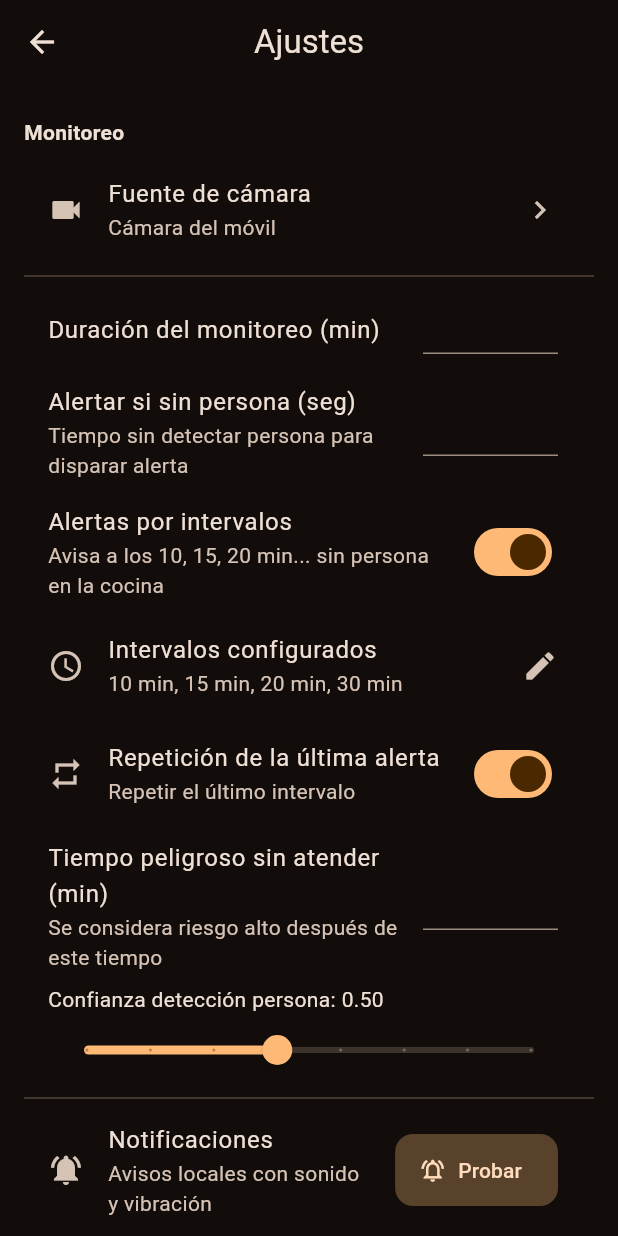
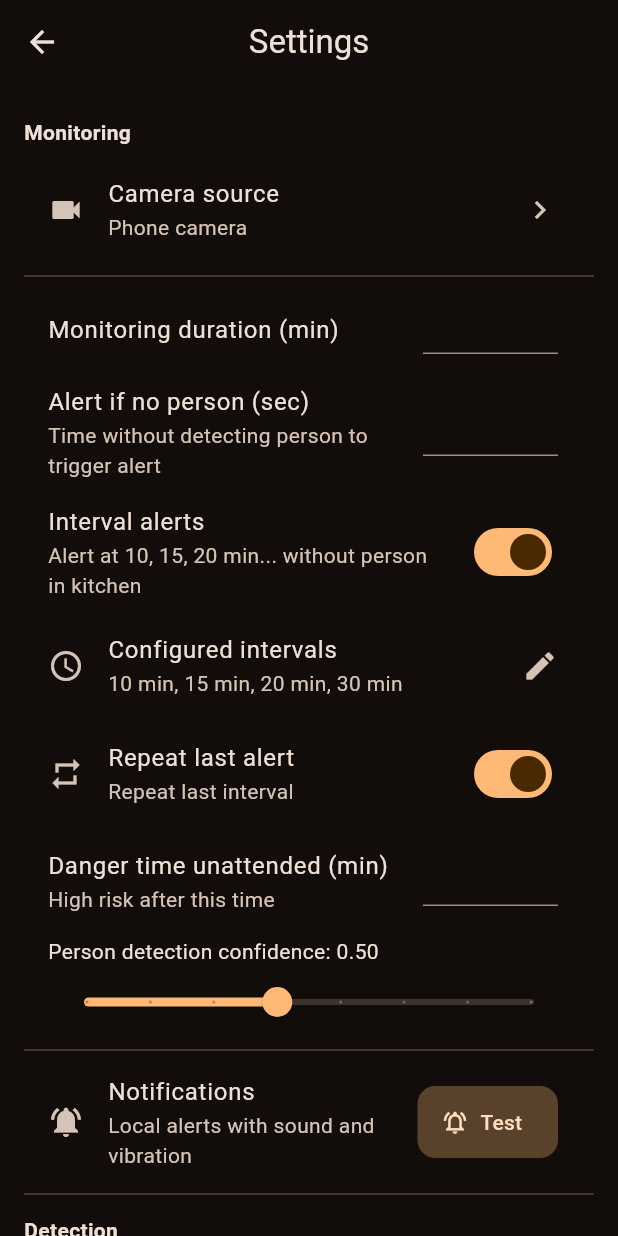
Before and after one commit to KevinVilleros/KitchenGuard, a Flutter app: the SettingsPage screen opened directly, on a phone screen of 412 x 824 dp. Run offline on Flutter 3.47's test engine with Material 3 defaults, Android fonts, the phone set to English and light mode, and no system bars; our stand-ins replace camera, flutter_local_notifications, flutter_secure_storage, shared_preferences; missing offline and left inert: flutter_background_service, google_mlkit_pose_detection; accounts and stored records are empty.

Commit message:
docs: make English primary and Spanish optional

```diff
--- a/cocinap_mobile/lib/content/content.dart
+++ b/cocinap_mobile/lib/content/content.dart
@@ -363,9 +363,9 @@ class PrivacyInfo {
       sections.map((s) => _l(s, lang)).toList();
 }
 
-/// Gestor simple del idioma de la app (español por defecto).
+/// Gestor simple del idioma de la app (inglés por defecto).
 class AppLocal {
-  static String language = "es";
+  static String language = "en";
 
   static void setLanguage(String lang) {
     language = lang == "en" ? "en" : "es";
--- a/cocinap_mobile/lib/pages/settings_page.dart
+++ b/cocinap_mobile/lib/pages/settings_page.dart
@@ -174,11 +174,11 @@ class _SettingsPageState extends State<SettingsPage> {
       body: ListView(
         padding: const EdgeInsets.all(16),
         children: [
-          const Padding(
-            padding: EdgeInsets.symmetric(vertical: 6),
+          Padding(
+            padding: const EdgeInsets.symmetric(vertical: 6),
             child: Text(
-              "Monitoreo",
-              style: TextStyle(fontWeight: FontWeight.bold, fontSize: 14),
+              l("Monitoreo", "Monitoring"),
+              style: const TextStyle(fontWeight: FontWeight.bold, fontSize: 14),
             ),
           ),
 
@@ -321,11 +321,11 @@ class _SettingsPageState extends State<SettingsPage> {
             ),
           ),
           const Divider(),
-          const Padding(
-            padding: EdgeInsets.symmetric(vertical: 6),
+          Padding(
+            padding: const EdgeInsets.symmetric(vertical: 6),
             child: Text(
-              "Detección",
-              style: TextStyle(fontWeight: FontWeight.bold, fontSize: 14),
+              l("Detección", "Detection"),
+              style: const TextStyle(fontWeight: FontWeight.bold, fontSize: 14),
             ),
           ),
           ListTile(
--- a/cocinap_mobile/lib/pages/standalone_page.dart
+++ b/cocinap_mobile/lib/pages/standalone_page.dart
@@ -307,38 +307,42 @@ class _StandalonePageState extends State<StandalonePage> {
     final minutesCtrl = TextEditingController(text: "${standalone.durationMinutes}");
     final minutes = await showDialog<int>(
       context: context,
-      builder: (ctx) => AlertDialog(
-        title: const Text("Iniciar monitoreo"),
+      builder: (ctx) {
+        final lang = AppLocal.language;
+        String l(String es, String en) => lang == "en" ? en : es;
+        return AlertDialog(
+          title: Text(l("Iniciar monitoreo", "Start monitoring")),
           content: Column(
             mainAxisSize: MainAxisSize.min,
             children: [
               TextField(
                 controller: minutesCtrl,
                 keyboardType: TextInputType.number,
-              decoration: const InputDecoration(
-                labelText: "Minutos de monitoreo (1-240)",
-                border: OutlineInputBorder(),
+                decoration: InputDecoration(
+                  labelText: l("Minutos de monitoreo (1-240)", "Monitoring minutes (1-240)"),
+                  border: const OutlineInputBorder(),
                 ),
               ),
               const SizedBox(height: 12),
-            const Text(
-              "Se vigila la cocina. Si NO se detecta una persona, "
-              "se enviara una alerta.",
-              style: TextStyle(fontSize: 12, color: Colors.grey),
+              Text(
+                l("Se vigila la cocina. Si NO se detecta una persona, se enviará una alerta.",
+                  "The kitchen is monitored. If NO person is detected, an alert will be sent."),
+                style: const TextStyle(fontSize: 12, color: Colors.grey),
               ),
             ],
           ),
           actions: [
-          TextButton(onPressed: () => Navigator.pop(ctx), child: const Text("Cancelar")),
+            TextButton(onPressed: () => Navigator.pop(ctx), child: Text(l("Cancelar", "Cancel"))),
             ElevatedButton(
               onPressed: () {
                 final v = int.tryParse(minutesCtrl.text) ?? 30;
                 Navigator.pop(ctx, v);
               },
-            child: const Text("Iniciar"),
+              child: Text(l("Iniciar", "Start")),
             ),
           ],
-      ),
+        );
+      },
     );
     if (minutes != null && minutes > 0) {
       standalone.startTimer(minutes: minutes);
@@ -403,7 +407,9 @@ class _StandalonePageState extends State<StandalonePage> {
                         child: Padding(
                           padding: EdgeInsets.all(20),
                           child: Text(
-                            "No se pudo acceder a la cámara.\nRevisa la conexión y los permisos.",
+                            AppLocal.language == "en"
+                                ? "Could not access the camera.\nCheck the connection and permissions."
+                                : "No se pudo acceder a la cámara.\nRevisa la conexión y los permisos.",
                             style: TextStyle(color: Colors.white),
                             textAlign: TextAlign.center,
                           ),
@@ -641,8 +647,12 @@ class _StandalonePageState extends State<StandalonePage> {
             padding: const EdgeInsets.symmetric(horizontal: 16, vertical: 6),
             child: Text(
               standalone.cameraSource == StandaloneCameraSource.ipCamera
-                  ? "Usando cámara IP · ${standalone.cameraSourceLabel}"
-                  : "Usando cámara del móvil",
+                  ? (AppLocal.language == "en"
+                      ? "Using IP camera · ${standalone.cameraSourceLabel}"
+                      : "Usando cámara IP · ${standalone.cameraSourceLabel}")
+                  : (AppLocal.language == "en"
+                      ? "Using phone camera"
+                      : "Usando cámara del móvil"),
               style: TextStyle(fontSize: 12, color: Colors.grey.shade500),
               textAlign: TextAlign.center,
             ),
@@ -655,12 +665,19 @@ class _StandalonePageState extends State<StandalonePage> {
   /// Texto que indica la próxima alerta programada o las ya emitidas.
   String _nextAlertLabel(StandaloneProvider standalone) {
     final intervals = standalone.sortedIntervals;
-    if (intervals.isEmpty) return "Sin intervalos de alerta configurados";
+    final lang = AppLocal.language;
+    if (intervals.isEmpty) {
+      return lang == "en" ? "No alert intervals configured" : "Sin intervalos de alerta configurados";
+    }
     final fired = standalone.firedIntervalCount;
     if (fired < intervals.length) {
-      return "Próxima alerta a los ${intervals[fired]} min sin persona";
+      return lang == "en"
+          ? "Next alert after ${intervals[fired]} min without a person"
+          : "Próxima alerta a los ${intervals[fired]} min sin persona";
     }
-    return "Todas las alertas emitidas (última: ${intervals.last} min)";
+    return lang == "en"
+        ? "All alerts emitted (last: ${intervals.last} min)"
+        : "Todas las alertas emitidas (última: ${intervals.last} min)";
   }
 
   /// Muestra la hoja inferior con los dispositivos/cámaras disponibles,
@@ -686,8 +703,10 @@ class _LiveBadge extends StatelessWidget {
         ? Colors.grey
         : (personPresent ? Colors.greenAccent : Colors.orangeAccent);
     final label = !active
-        ? "SIN SEÑAL"
-        : (personPresent ? "EN VIVO" : "SIN PERSONA");
+        ? (AppLocal.language == "en" ? "NO SIGNAL" : "SIN SEÑAL")
+        : (personPresent
+            ? (AppLocal.language == "en" ? "LIVE" : "EN VIVO")
+            : (AppLocal.language == "en" ? "NO PERSON" : "SIN PERSONA"));
     return Container(
       padding: const EdgeInsets.symmetric(horizontal: 10, vertical: 5),
       decoration: BoxDecoration(
--- a/cocinap_mobile/lib/providers/standalone_provider.dart
+++ b/cocinap_mobile/lib/providers/standalone_provider.dart
@@ -1,6 +1,7 @@
 import 'dart:async';
 import 'package:flutter/foundation.dart';
 import 'package:shared_preferences/shared_preferences.dart';
+import '../content/content.dart';
 
 /// Fuente de video del modo independiente.
 enum StandaloneCameraSource {
@@ -135,10 +136,14 @@ class StandaloneProvider extends ChangeNotifier {
     return ((total - _remainingSeconds) / total).clamp(0.0, 1.0).toDouble();
   }
 
-  String get cameraSourceLabel => switch (_cameraSource) {
-        StandaloneCameraSource.phone => "Cámara del móvil",
-        StandaloneCameraSource.ipCamera => "Cámara IP (hogar/seguridad)",
-      };
+  String get cameraSourceLabel {
+    switch (_cameraSource) {
+      case StandaloneCameraSource.phone:
+        return AppLocal.language == "en" ? "Phone camera" : "Cámara del móvil";
+      case StandaloneCameraSource.ipCamera:
+        return AppLocal.language == "en" ? "IP camera (home/security)" : "Cámara IP (hogar/seguridad)";
+    }
+  }
 
   /// Número de alertas de intervalo ya emitidas en el ciclo actual.
   int get firedIntervalCount => _firedIntervals.length;
@@ -416,12 +421,19 @@ class StandaloneProvider extends ChangeNotifier {
   }
 
   String get statusText {
-    if (!_timerRunning) return "Inicia el tiempo de monitoreo";
-    if (_timerPaused) return "Monitoreo en PAUSA";
-    if (!_cameraActive) return "Iniciando cámara...";
-    if (_personPresent) return "Persona detectada - cocina atendida";
+    final lang = AppLocal.language;
+    if (!_timerRunning) {
+      return lang == "en" ? "Start the monitoring timer" : "Inicia el tiempo de monitoreo";
+    }
+    if (_timerPaused) return lang == "en" ? "Monitoring PAUSED" : "Monitoreo en PAUSA";
+    if (!_cameraActive) return lang == "en" ? "Starting camera..." : "Iniciando cámara...";
+    if (_personPresent) {
+      return lang == "en" ? "Person detected - kitchen attended" : "Persona detectada - cocina atendida";
+    }
     final m = absenceMinutes;
-    return "SIN PERSONA DETECTADA (${m.toStringAsFixed(1)} min)";
+    return lang == "en"
+        ? "NO PERSON DETECTED (${m.toStringAsFixed(1)} min)"
+        : "SIN PERSONA DETECTADA (${m.toStringAsFixed(1)} min)";
   }
 
   void triggerAlert(String message) {
--- a/cocinap_mobile/lib/services/background_service.dart
+++ b/cocinap_mobile/lib/services/background_service.dart
@@ -3,6 +3,7 @@ import 'dart:ui';
 import 'package:flutter/foundation.dart';
 import 'package:flutter_background_service/flutter_background_service.dart';
 import 'package:flutter_local_notifications/flutter_local_notifications.dart';
+import '../content/content.dart';
 
 const _fgChannelId = 'cocinap_foreground';
 const _fgChannelName = 'CocinaP Monitor';
@@ -46,7 +47,9 @@ class BackgroundServiceManager {
           const AndroidNotificationChannel(
             _fgChannelId,
             _fgChannelName,
-            description: 'Notificacion de servicio en primer plano',
+            description: AppLocal.language == 'en'
+                ? 'Foreground monitoring service'
+                : 'Notificacion de servicio en primer plano',
             importance: Importance.low,
           ),
         );
@@ -59,7 +62,9 @@ class BackgroundServiceManager {
           const AndroidNotificationChannel(
             _alarmChannelId,
             _alarmChannelName,
-            description: 'Alertas y alarmas de seguridad',
+            description: AppLocal.language == 'en'
+                ? 'Security alerts and alarms'
+                : 'Alertas y alarmas de seguridad',
             importance: Importance.high,
             playSound: true,
             enableVibration: true,
@@ -75,7 +80,9 @@ class BackgroundServiceManager {
         isForegroundMode: true,
         notificationChannelId: _fgChannelId,
         initialNotificationTitle: 'CocinaP',
-        initialNotificationContent: 'Monitoreando cocina...',
+        initialNotificationContent: AppLocal.language == 'en'
+            ? 'Monitoring kitchen...'
+            : 'Monitoreando cocina...',
         foregroundServiceNotificationId: _notifId,
         foregroundServiceTypes: [AndroidForegroundType.dataSync, AndroidForegroundType.camera],
       ),
@@ -98,7 +105,9 @@ class BackgroundServiceManager {
       await service.startService();
     }
     service.invoke('updateStatus', {
-      'status': 'Monitoreo activo: ${remainingSeconds ~/ 60} min'
+      'status': AppLocal.language == 'en'
+          ? 'Monitoring active: ${remainingSeconds ~/ 60} min'
+          : 'Monitoreo activo: ${remainingSeconds ~/ 60} min'
     });
   }
 
@@ -130,15 +139,19 @@ class BackgroundServiceManager {
 
   static Future<void> sendTestAlarm() async {
     await _showAlarmNotification(
-      'Prueba de alerta: sonido y vibración activos.',
+      AppLocal.language == 'en'
+          ? 'Test alert: sound and vibration are active.'
+          : 'Prueba de alerta: sonido y vibración activos.',
     );
   }
 
   static Future<void> _showAlarmNotification(String alert) async {
-    const androidDetails = AndroidNotificationDetails(
+    final androidDetails = AndroidNotificationDetails(
       _alarmChannelId,
       _alarmChannelName,
-      channelDescription: 'Alertas y alarmas de seguridad',
+      channelDescription: AppLocal.language == 'en'
+          ? 'Security alerts and alarms'
+          : 'Alertas y alarmas de seguridad',
       importance: Importance.high,
       priority: Priority.high,
       playSound: true,
@@ -149,9 +162,9 @@ class BackgroundServiceManager {
     final id = DateTime.now().millisecondsSinceEpoch % 100000;
     await _notif.show(
       id,
-      'CocinaP - Alarma',
+      AppLocal.language == 'en' ? 'CocinaP - Alarm' : 'CocinaP - Alarma',
       alert,
-      const NotificationDetails(android: androidDetails, iOS: iosDetails),
+      NotificationDetails(android: androidDetails, iOS: iosDetails),
     );
   }
 }
@@ -163,7 +176,9 @@ void onStart(ServiceInstance service) {
   if (service is AndroidServiceInstance) {
     service.setForegroundNotificationInfo(
       title: 'CocinaP',
-      content: 'Monitoreando cocina...',
+      content: AppLocal.language == 'en'
+          ? 'Monitoring kitchen...'
+          : 'Monitoreando cocina...',
     );
   }
 
@@ -190,10 +205,12 @@ void onStart(ServiceInstance service) {
 }
 
 void _showAlarmNotification(String alert) {
-  const androidDetails = AndroidNotificationDetails(
+  final androidDetails = AndroidNotificationDetails(
     _alarmChannelId,
     _alarmChannelName,
-    channelDescription: 'Alertas y alarmas de seguridad',
+    channelDescription: AppLocal.language == 'en'
+        ? 'Security alerts and alarms'
+        : 'Alertas y alarmas de seguridad',
     importance: Importance.high,
     priority: Priority.high,
     playSound: true,
@@ -204,8 +221,8 @@ void _showAlarmNotification(String alert) {
   final id = DateTime.now().millisecondsSinceEpoch % 100000;
   _notif.show(
     id,
-    'CocinaP - Alarma',
+    AppLocal.language == 'en' ? 'CocinaP - Alarm' : 'CocinaP - Alarma',
     alert,
-    const NotificationDetails(android: androidDetails, iOS: iosDetails),
+    NotificationDetails(android: androidDetails, iOS: iosDetails),
   );
 }
--- a/cocinap_mobile/lib/services/settings_service.dart
+++ b/cocinap_mobile/lib/services/settings_service.dart
@@ -26,7 +26,7 @@ class SettingsService {
 
   Future<String> getLanguage() async {
     final prefs = await SharedPreferences.getInstance();
-    return prefs.getString(_keyLanguage) ?? 'es';
+    return prefs.getString(_keyLanguage) ?? 'en';
   }
 
   Future<void> setLanguage(String lang) async {
```
Also changed, not shown: cocinap_mobile/lib/pages/help_page.dart (+5 -5 lines), 10 other files. Lines whose indentation alone changed are shown as unchanged.
